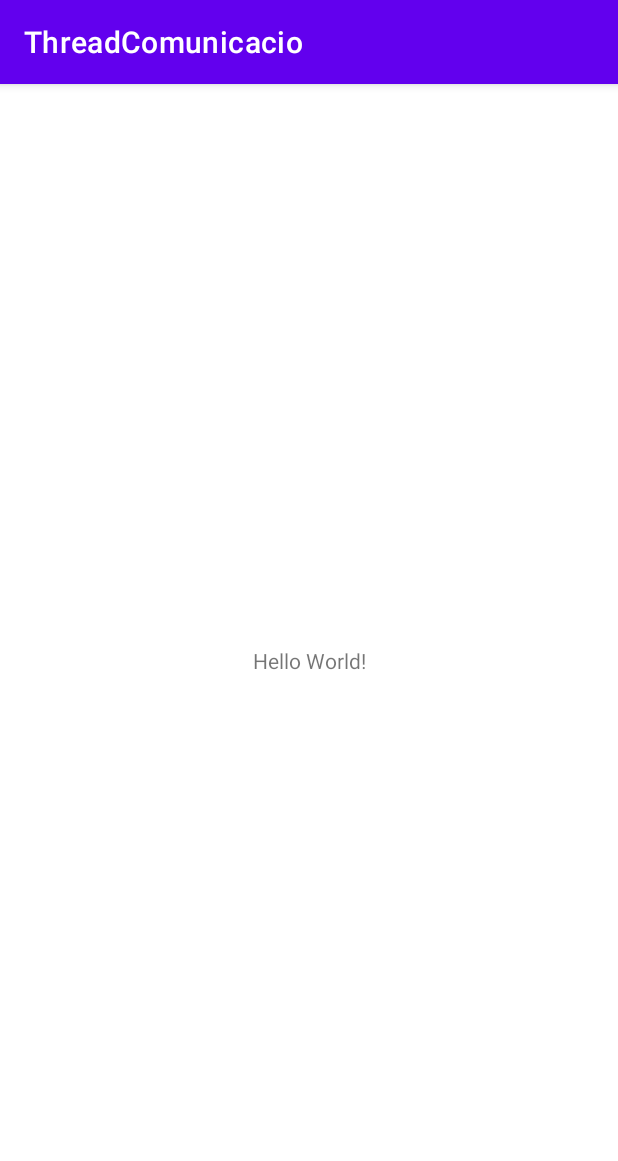
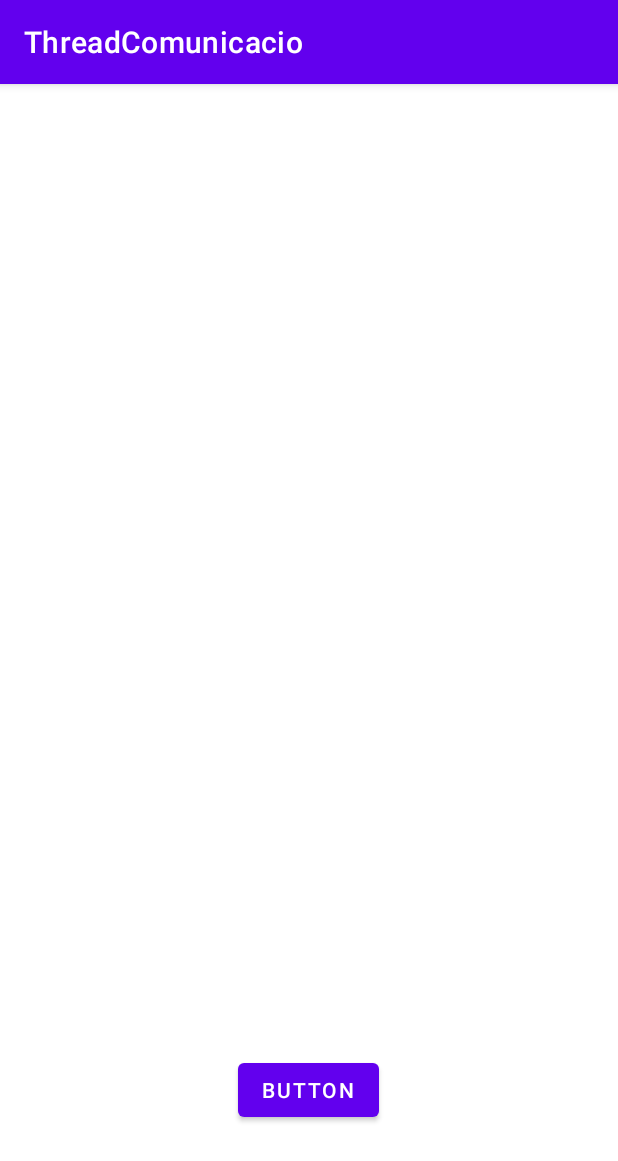
Before and after one commit to SergioHerreraMarin/ThreadComunicacio, an Android app: the screen it shows after launch (MainActivity), on a phone screen of 412 x 824 dp. Shown: the top 1161 px of the screen. Run offline under Robolectric (Android 15) with nearby library versions, the phone set to English and light mode, and no system bars.

```diff
--- a/app/src/main/AndroidManifest.xml
+++ b/app/src/main/AndroidManifest.xml
@@ -2,7 +2,8 @@
 <manifest xmlns:android="http://schemas.android.com/apk/res/android"
     xmlns:tools="http://schemas.android.com/tools"
     package="com.example.threadcomunicacio">
-
+    <uses-permission android:name="android.permission.INTERNET" />
+    <uses-permission android:name="android.permission.ACCESS_NETWORK_STATE" />
     <application
         android:allowBackup="true"
         android:dataExtractionRules="@xml/data_extraction_rules"
@@ -18,7 +19,6 @@
             android:exported="true">
             <intent-filter>
                 <action android:name="android.intent.action.MAIN" />
-
                 <category android:name="android.intent.category.LAUNCHER" />
             </intent-filter>
         </activity>
--- a/app/src/main/res/layout/activity_main.xml
+++ b/app/src/main/res/layout/activity_main.xml
@@ -6,13 +6,16 @@
     android:layout_height="match_parent"
     tools:context=".MainActivity">
 
-    <TextView
+    <Button
+        android:id="@+id/button"
         android:layout_width="wrap_content"
         android:layout_height="wrap_content"
-        android:text="Hello World!"
+        android:text="Button"
         app:layout_constraintBottom_toBottomOf="parent"
         app:layout_constraintEnd_toEndOf="parent"
+        app:layout_constraintHorizontal_bias="0.498"
         app:layout_constraintStart_toStartOf="parent"
-        app:layout_constraintTop_toTopOf="parent" />
+        app:layout_constraintTop_toTopOf="parent"
+        app:layout_constraintVertical_bias="0.898" />
 
 </androidx.constraintlayout.widget.ConstraintLayout>
```
Also changed, not shown: app/src/main/java/com/example/threadcomunicacio/MainActivity.java (+88 -0 lines).
